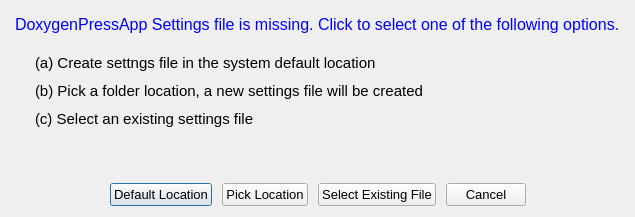
copperspice/doxypressapp, file forms/dialog_selectcfg.ui: the form before one commit.
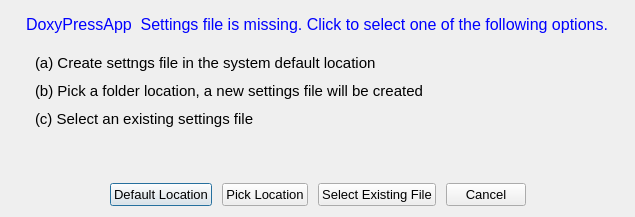
The form after the commit.

The edit to the form file:
```diff
--- a/forms/dialog_selectcfg.ui
+++ b/forms/dialog_selectcfg.ui
@@ -123,7 +123,7 @@
       </font>
      </property>
      <property name="text">
-      <string>DoxygenPressApp Settings file is missing. Click to select one of the following options.</string>
+      <string>DoxyPressApp  Settings file is missing. Click to select one of the following options.</string>
      </property>
     </widget>
    </item>
```
